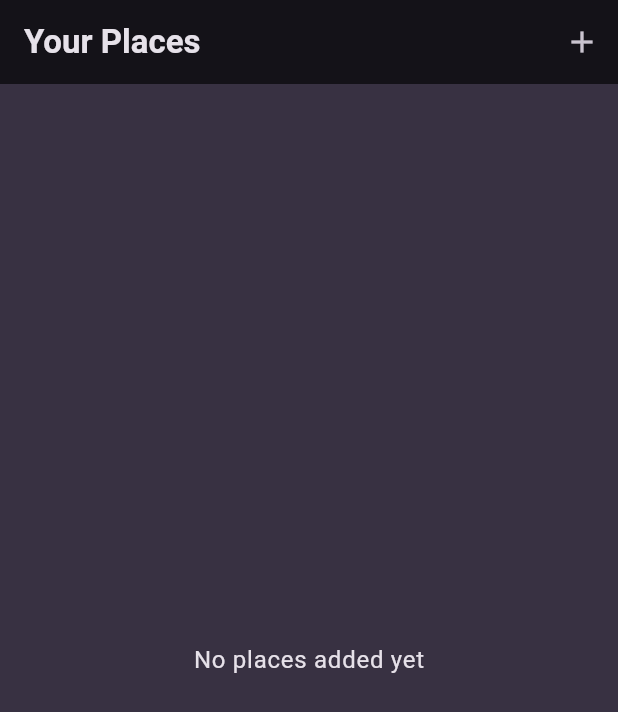
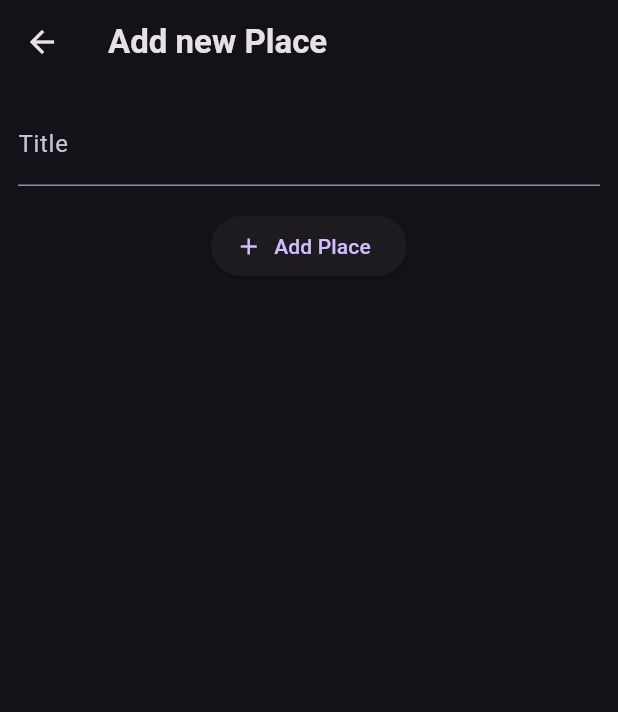
Before and after one commit to Junaidchohan/Favorite-Places-App-, a Flutter app: the screen it shows after launch, after a tap on the "add" icon, on a phone screen of 412 x 824 dp. Shown: the top 712 px of the screen. Run offline on Flutter 3.47's test engine with Material 3 defaults, Android fonts, the phone set to English and light mode, and no system bars; our stand-ins replace google_fonts.

Commit message:
Adding an Add Place Screen

```diff
--- a/lib/main.dart
+++ b/lib/main.dart
@@ -10,8 +10,7 @@ final colorScheme = ColorScheme.fromSeed(
 );
 
 final theme = ThemeData().copyWith(
-  useMaterial3: true,
-  scaffoldBackgroundColor: colorScheme.background,
+  scaffoldBackgroundColor: colorScheme.surface,
   colorScheme: colorScheme,
   textTheme: GoogleFonts.ubuntuCondensedTextTheme().copyWith(
     titleSmall: GoogleFonts.ubuntuCondensed(
--- a/lib/screens/add_places.dart
+++ b/lib/screens/add_places.dart
@@ -0,0 +1,49 @@
+import 'package:flutter/material.dart';
+
+class AddPlaceScreen extends StatefulWidget {
+  const AddPlaceScreen({super.key});
+
+  @override
+  State<AddPlaceScreen> createState() {
+    return _AddPlaceScreenState();
+  }
+}
+
+class _AddPlaceScreenState extends State<AddPlaceScreen> {
+  final _titleController = TextEditingController();
+
+  @override
+  void dispose() {
+    _titleController.dispose();
+    super.dispose();
+  }
+
+  @override
+  Widget build(BuildContext context) {
+    return Scaffold(
+      appBar: AppBar(
+        title: const Text('Add new Place'),
+      ),
+      body: SingleChildScrollView(
+        padding: const EdgeInsets.all(12),
+        child: Column(
+          children: [
+            TextField(
+              decoration: const InputDecoration(labelText: 'Title'),
+              controller: _titleController,
+              style: TextStyle(
+                color: Theme.of(context).colorScheme.onBackground,
+              ),
+            ),
+            const SizedBox(height: 16),
+            ElevatedButton.icon(
+              onPressed: () {},
+              icon: const Icon(Icons.add),
+              label: const Text('Add Place'),
+            ),
+          ],
+        ),
+      ),
+    );
+  }
+}
--- a/lib/screens/places.dart
+++ b/lib/screens/places.dart
@@ -1,3 +1,4 @@
+import 'package:favorite_places/screens/add_places.dart';
 import 'package:favorite_places/widgets/places_list.dart';
 import 'package:flutter/material.dart';
 
@@ -12,7 +13,13 @@ class PlacesScreen extends StatelessWidget {
         actions: [
           IconButton(
             icon: const Icon(Icons.add),
-            onPressed: () {},
+            onPressed: () {
+              Navigator.of(context).push(
+                MaterialPageRoute(
+                  builder: (ctx) => const AddPlaceScreen(),
+                ),
+              );
+            },
           ),
         ],
       ),
```
